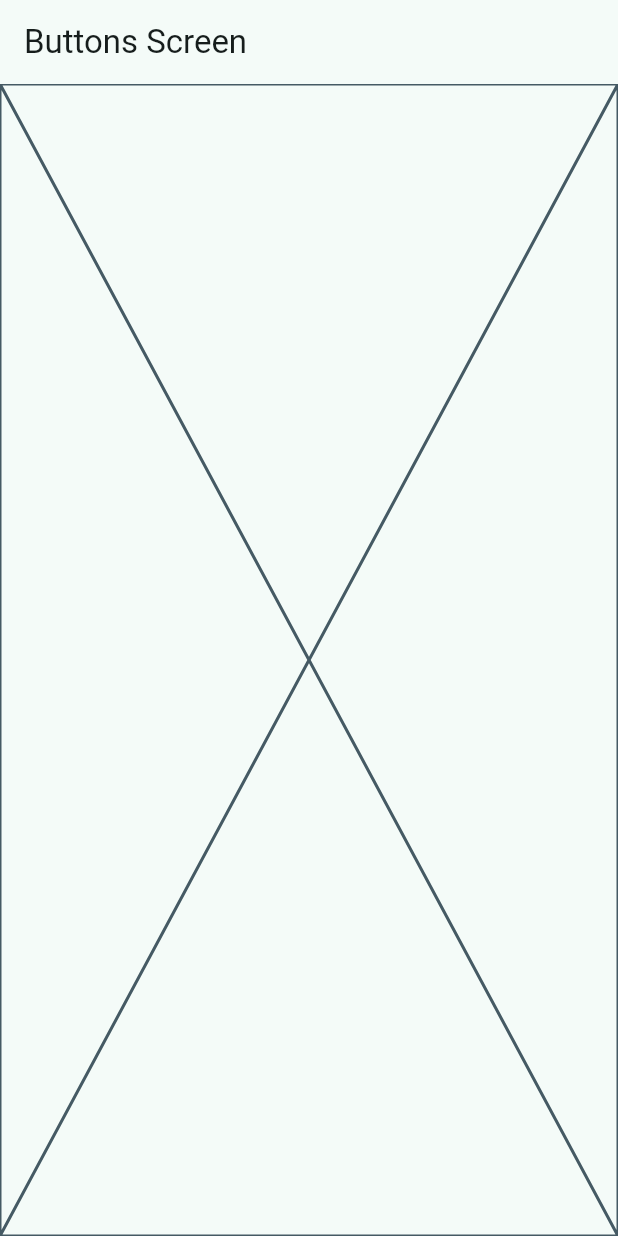
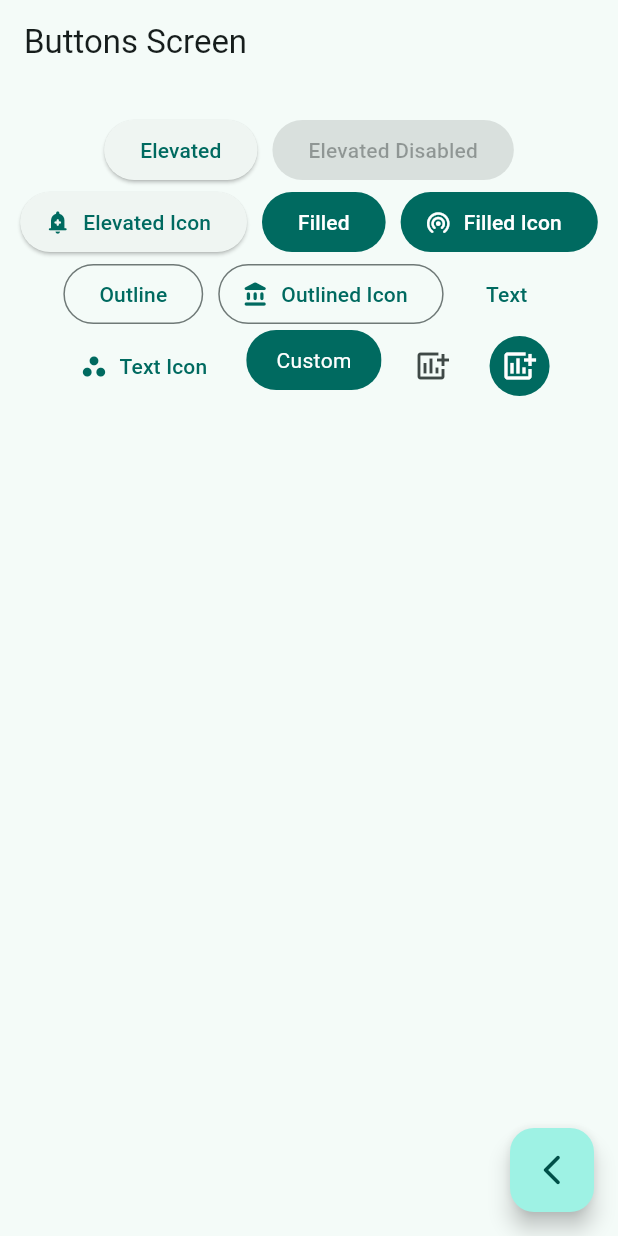
Before and after one commit to JonatanPanjoj/widgets_app, a Flutter app: the ButtonsScreen screen opened by its route, on a phone screen of 412 x 824 dp. Run offline on Flutter 3.47's test engine with Material 2 defaults, Android fonts, the phone set to English and light mode, and no system bars; our stand-ins replace go_router.

Commit message:
buttons screen finish

```diff
--- a/lib/presentation/screens/buttons/buttons_screen.dart
+++ b/lib/presentation/screens/buttons/buttons_screen.dart
@@ -1,4 +1,5 @@
 import 'package:flutter/material.dart';
+import 'package:go_router/go_router.dart';
 
 class ButtonsScreen extends StatelessWidget {
 
@@ -12,7 +13,105 @@ class ButtonsScreen extends StatelessWidget {
       appBar: AppBar(
         title: const Text('Buttons Screen'),
       ),
-      body: const Placeholder(),
+      body: const _ButtonsView(),
+      floatingActionButton: FloatingActionButton(
+        onPressed: (){
+          context.pop();
+        },
+        child: Icon(Icons.arrow_back_ios_new_rounded),
+      ),
     );
   }
 }
+
+class _ButtonsView extends StatelessWidget {
+  const _ButtonsView();
+
+  @override
+  Widget build(BuildContext context) {
+
+    final colors = Theme.of(context).colorScheme;
+
+    return SizedBox(
+      width: double.infinity,
+      child: Padding(
+        padding: const EdgeInsets.symmetric(horizontal: 10, vertical: 20),
+        // Wrap similar solo que cuando no hay mas espacio añade otra linea
+        child: Wrap(
+          alignment: WrapAlignment.center,
+          spacing: 10,
+          children: [
+            ElevatedButton(onPressed: (){}, child: const Text('Elevated')),
+            const ElevatedButton(onPressed: null, child: Text('Elevated Disabled')),
+            ElevatedButton.icon(
+              onPressed: (){},
+              icon: const Icon(Icons.add_alert_rounded),
+              label: const Text('Elevated Icon')
+            ),
+            FilledButton(onPressed: (){}, child: Text('Filled')),
+            FilledButton.icon(
+              onPressed: (){},
+              icon: const Icon(Icons.wifi_tethering_rounded),
+              label: Text('Filled Icon')
+            ),
+            OutlinedButton(onPressed: (){}, child: Text('Outline')),
+            OutlinedButton.icon(
+              onPressed: (){},
+              label: const Text('Outlined Icon'),
+              icon: const Icon( Icons.account_balance_rounded),
+            ),
+            TextButton(onPressed: (){}, child: const Text('Text')),
+            TextButton.icon(
+              onPressed: (){},
+              icon: const Icon(Icons.workspaces),
+              label: const Text('Text Icon')
+            ),
+            const CustomButton(),
+            IconButton(onPressed: (){}, icon: const Icon(Icons.add_chart)),
+            IconButton(
+              onPressed: (){},
+              icon: const Icon(Icons.add_chart),
+              style: ButtonStyle(
+                backgroundColor: MaterialStatePropertyAll(colors.primary),
+                iconColor: const MaterialStatePropertyAll(Colors.white),
+              ),
+            ),
+          ],
+
+        ),
+      ),
+    );
+  }
+}
+
+class CustomButton extends StatelessWidget {
+
+
+  const CustomButton({super.key});
+
+  @override
+  Widget build(BuildContext context) {
+    final colors = Theme.of(context).colorScheme;
+
+    return ClipRRect(
+      borderRadius: BorderRadius.circular(20),
+      child: Material(
+        color: colors.primary,
+        child: InkWell(
+          onTap: () {
+
+          },
+          child: Padding(
+            padding: EdgeInsets.symmetric(horizontal:20, vertical: 10),
+            child: Text(
+              'Custom',
+              style: TextStyle(
+                color: Colors.white
+              ),
+            ),
+          ),
+        ),
+      ),
+    );
+  }
+}
--- a/lib/presentation/screens/home/home_screen.dart
+++ b/lib/presentation/screens/home/home_screen.dart
@@ -1,7 +1,6 @@
 import 'package:flutter/material.dart';
 import 'package:go_router/go_router.dart';
 import 'package:widgets_app/config/menu/menu_items.dart';
-import 'package:widgets_app/presentation/screens/screens.dart';
 
 class HomeScreen extends StatelessWidget {
 
```
